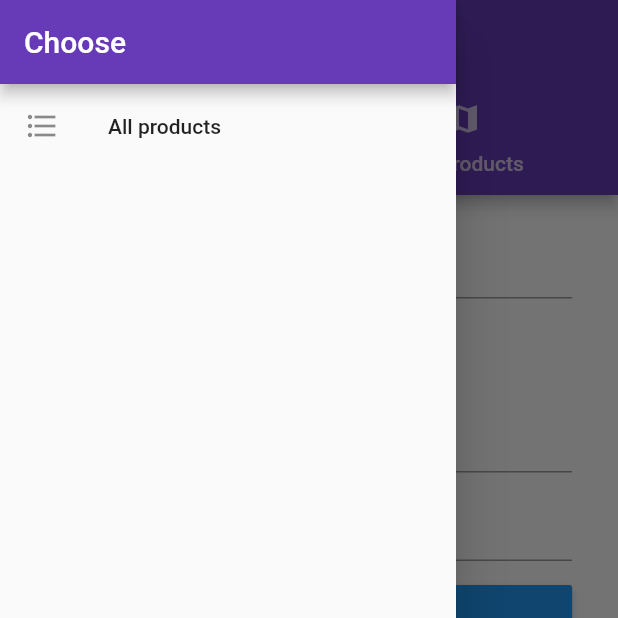
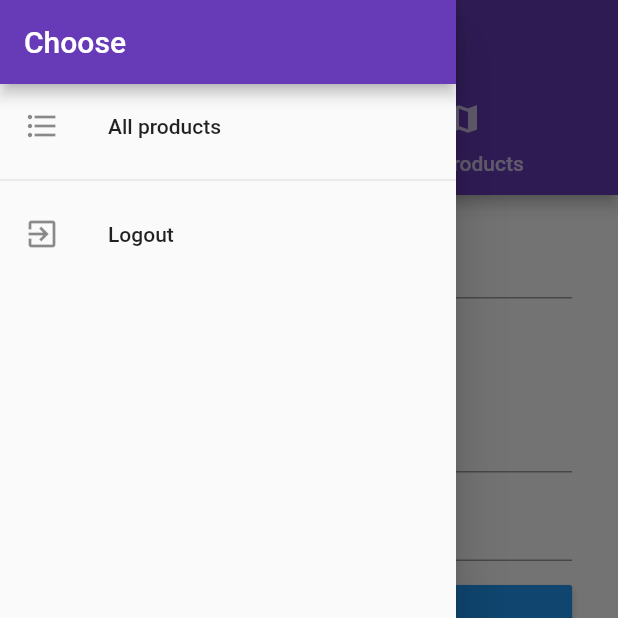
Before and after one commit to erkihindo/first_flutter_app, a Flutter app: the ProductAdminPage screen opened by its route, with the side drawer open, on a phone screen of 412 x 824 dp, the top half of it. Run offline on Flutter 3.47's test engine with Material 2 defaults, Android fonts, the phone set to English and light mode, and no system bars; our stand-ins replace shared_preferences; accounts and stored records are empty.

Commit message:
Added logout tile

```diff
--- a/lib/pages/ProductAdmin.dart
+++ b/lib/pages/ProductAdmin.dart
@@ -1,6 +1,7 @@
 import 'package:first_flutter_app/pages/ProductEditPage.dart';
 import 'package:first_flutter_app/pages/ProductList.dart';
 import 'package:first_flutter_app/scoped_models/mainScope.dart';
+import 'package:first_flutter_app/widgets/ui_elements/LogoutListTile.dart';
 import 'package:flutter/material.dart';
 
 class ProductAdminPage extends StatelessWidget {
@@ -49,7 +50,9 @@ class ProductAdminPage extends StatelessWidget {
 						onTap: () {
 							Navigator.pushReplacementNamed(context, "/products");
 						},
-					)
+					),
+					Divider(),
+					LogoutListTile()
 				],
 			),
 		);
--- a/lib/pages/ProductsPage.dart
+++ b/lib/pages/ProductsPage.dart
@@ -1,6 +1,7 @@
 import 'package:first_flutter_app/scoped_models/ProductsScopedModel.dart';
 import 'package:first_flutter_app/scoped_models/mainScope.dart';
 import 'package:first_flutter_app/widgets/products/products.dart';
+import 'package:first_flutter_app/widgets/ui_elements/LogoutListTile.dart';
 import 'package:flutter/material.dart';
 import 'package:scoped_model/scoped_model.dart';
 
@@ -68,7 +69,9 @@ class _ProductsPageState extends State<ProductsPage> {
 						onTap: () {
 							Navigator.pushReplacementNamed(context, '/admin');
 						},
-					)
+					),
+					Divider(),
+					LogoutListTile()
 				],
 			),
 		);
--- /dev/null
+++ b/lib/widgets/ui_elements/LogoutListTile.dart
@@ -0,0 +1,22 @@
+
+import 'package:first_flutter_app/scoped_models/mainScope.dart';
+import 'package:flutter/material.dart';
+import 'package:scoped_model/scoped_model.dart';
+
+class LogoutListTile extends StatelessWidget {
+
+	@override
+  Widget build(BuildContext context) {
+    return ScopedModelDescendant(builder: (BuildContext context, Widget child, MainScopeModel model) {
+    	return ListTile(
+		    title: Text("Logout"),
+		    leading: Icon(Icons.exit_to_app),
+		    onTap: () {
+				model.logout();
+				Navigator.pushReplacementNamed(context, '/');
+		    },
+	    );
+    },);
+  }
+
+}
```
Also changed, not shown: lib/main.dart (+1 -6 lines), lib/scoped_models/UserScopedModel.dart (+33 -0 lines), pubspec.lock.
